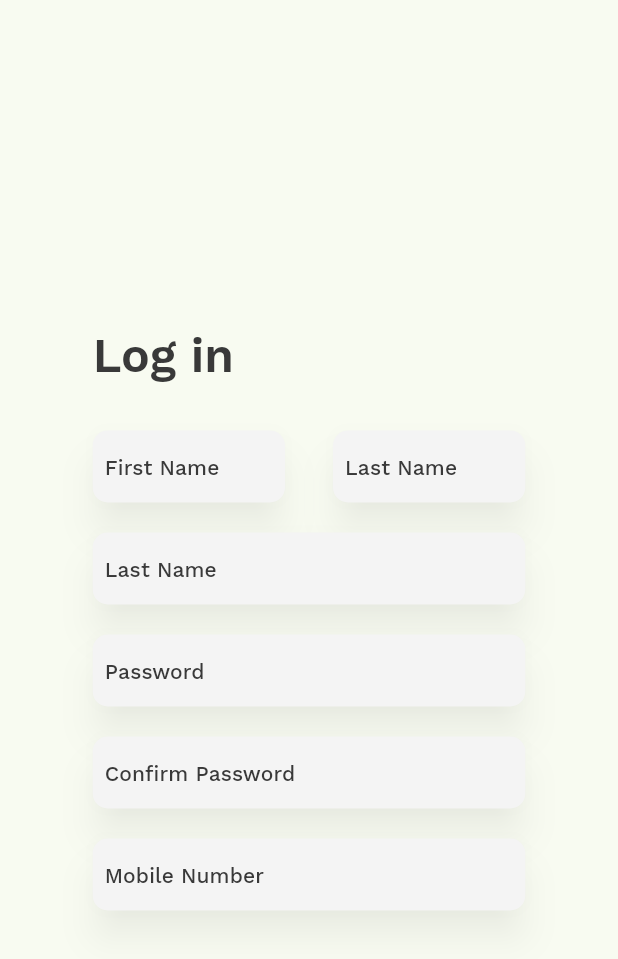
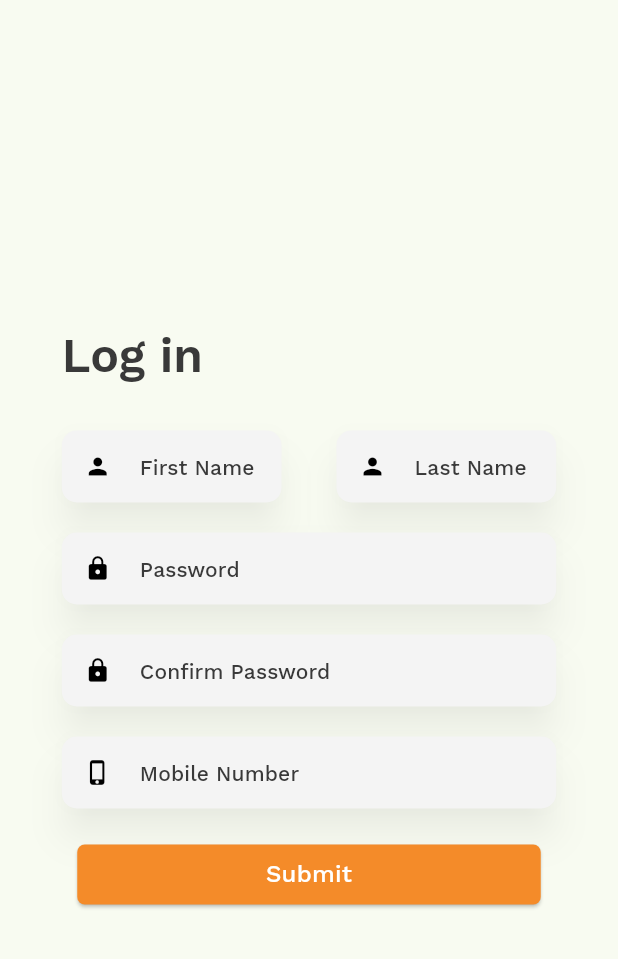
Before and after one commit to Frosco03/Iskomyut, a Flutter app: the screen it shows after launch, on a phone screen of 412 x 824 dp. Shown: the top 959 px of the screen. Run offline on Flutter 3.47's test engine with Material 3 defaults, Android fonts, the phone set to English and light mode, and no system bars; our stand-ins replace flutter_map, google_fonts, latlong2.

Commit message:
finished login page front

```diff
--- a/iskomyut/lib/front_end/lib/login.dart
+++ b/iskomyut/lib/front_end/lib/login.dart
@@ -1,11 +1,7 @@
 library front_end;
 
-import 'dart:ui';
 
-import 'package:flutter/cupertino.dart';
 import 'package:flutter/material.dart';
-import 'package:flutter/rendering.dart';
-import 'package:flutter/widgets.dart';
 
 class Login extends StatefulWidget {
   const Login({super.key});
@@ -43,7 +39,7 @@ class _LoginState extends State<Login> {
             maxWidth: MediaQuery.of(context).size.width,
           ),
           child: Padding(
-            padding: EdgeInsets.all(screenWidth*.15),
+            padding: EdgeInsets.all(screenWidth*.10),
             child: Column(
               mainAxisSize: MainAxisSize.max,
               mainAxisAlignment: MainAxisAlignment.center,
@@ -59,14 +55,14 @@ class _LoginState extends State<Login> {
                   children: [
                     Expanded(
                       flex: 4,
-                      child: FormInput(contextTextTheme: contextTextTheme, labelText: "First Name"),
+                      child: FormInput(contextTextTheme: contextTextTheme, labelText: "First Name", icon: Icons.person),
                     ),
 
                     Spacer(),
 
                     Expanded(
                       flex: 4,
-                      child: FormInput(contextTextTheme: contextTextTheme, labelText: "Last Name"),
+                      child: FormInput(contextTextTheme: contextTextTheme, labelText: "Last Name", icon: Icons.person),
                     )
                   ],
                 ),
@@ -75,7 +71,7 @@ class _LoginState extends State<Login> {
                   children: [
                     Expanded(
                           flex: 4,
-                          child: FormInput(contextTextTheme: contextTextTheme, labelText: "Last Name"),
+                          child: FormInput(contextTextTheme: contextTextTheme, labelText: "Password", icon: Icons.lock, password: true,),
                         ),
                   ],
                 ),
@@ -84,7 +80,7 @@ class _LoginState extends State<Login> {
                   children: [
                     Expanded(
                           flex: 4,
-                          child: FormInput(contextTextTheme: contextTextTheme, labelText: "Password"),
+                          child: FormInput(contextTextTheme: contextTextTheme, labelText: "Confirm Password", icon: Icons.lock, password: true,),
                         ),
                   ],
                 ),
@@ -93,19 +89,12 @@ class _LoginState extends State<Login> {
                   children: [
                     Expanded(
                           flex: 4,
-                          child: FormInput(contextTextTheme: contextTextTheme, labelText: "Confirm Password"),
+                          child: FormInput(contextTextTheme: contextTextTheme, labelText: "Mobile Number", icon: Icons.phone_iphone),
                         ),
                   ],
                 ),
                 SizedBox(height: 20),
-                Row(
-                  children: [
-                    Expanded(
-                          flex: 4,
-                          child: FormInput(contextTextTheme: contextTextTheme, labelText: "Mobile Number"),
-                        ),
-                  ],
-                ),
+                SubmitButton(),
               ],
             ),
           ),
@@ -120,10 +109,14 @@ class FormInput extends StatelessWidget {
     super.key,
     required this.contextTextTheme,
     required this.labelText,
+    required this.icon,
+    this.password = false,
   });
 
   final TextTheme contextTextTheme;
   final String labelText;
+  final IconData icon;
+  final bool password;
 
   @override
   Widget build(BuildContext context) {
@@ -134,13 +127,20 @@ class FormInput extends StatelessWidget {
       color: Colors.transparent,
       child: TextField(
         maxLength: 20,
+        obscureText: password,
         decoration: InputDecoration(
+          isDense: true,
+          prefixIcon: Icon(
+            icon,
+            color: Colors.black,
+            size: 18,
+            ),
           fillColor: Color(0xFFF4F4F4),
           filled: true,
           hintText: labelText,
           hintStyle: contextTextTheme.labelLarge,
           counterText: "",
-          contentPadding: EdgeInsets.all(4.0),
+          contentPadding: const EdgeInsets.all(4.0),
           border: OutlineInputBorder(
             borderSide: BorderSide(width: 0, style: BorderStyle.none),
             borderRadius: BorderRadius.circular(10.0),
@@ -150,3 +150,38 @@ class FormInput extends StatelessWidget {
     );
   }
 }
+
+class SubmitButton extends StatelessWidget {
+  const SubmitButton({
+    super.key,
+  });
+
+  @override
+  Widget build(BuildContext context) {
+    double screenWidth = MediaQuery.of(context).size.width; //Get the width of the screen for responsiveness
+
+    return Center(
+      child: Container(
+        width: (screenWidth * .75),
+        child: ElevatedButton(
+          child: Text(
+            "Submit",
+            style: Theme.of(context).textTheme.titleMedium?.copyWith(
+              color: Colors.white,
+            ),
+          ),
+          style: ButtonStyle(
+            shape: MaterialStateProperty.all<RoundedRectangleBorder>(
+                RoundedRectangleBorder(
+                    borderRadius: BorderRadius.circular(5.0),
+                ),
+            ),
+          ),
+          onPressed: () {
+            Navigator.pushNamed(context, '/dash');
+          },
+        ),
+      ),
+    );
+  }
+}
```
